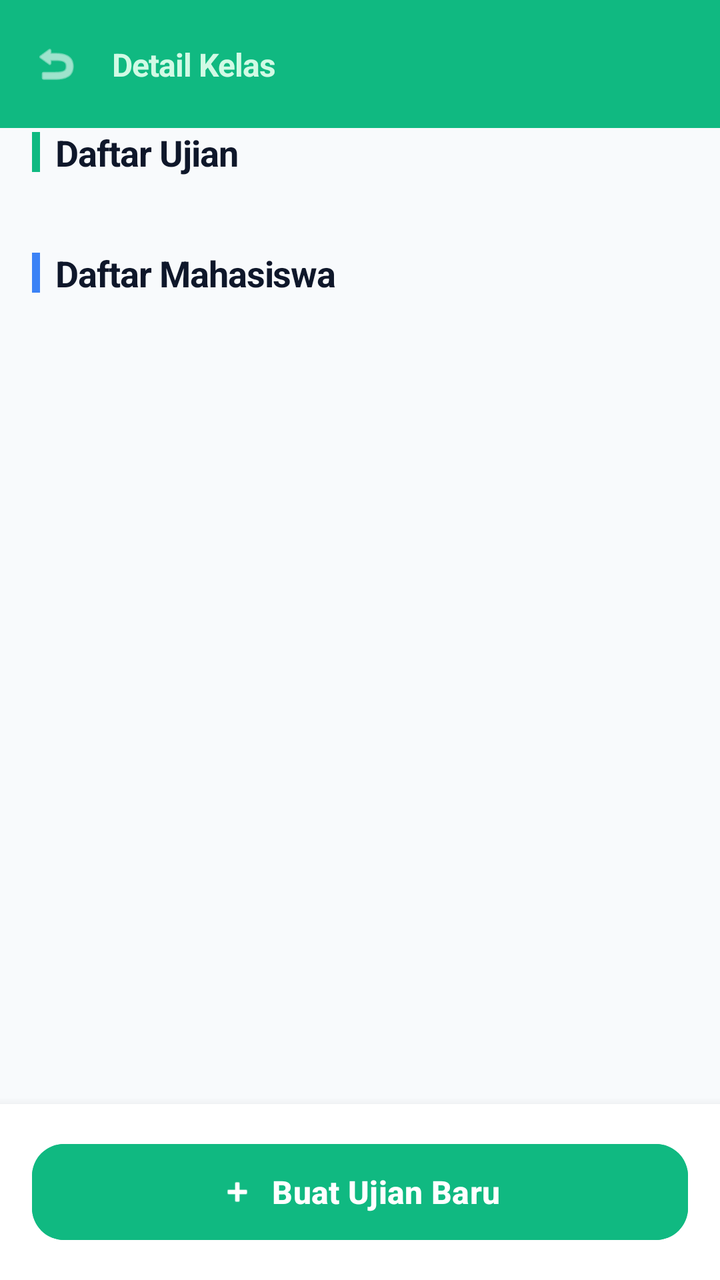
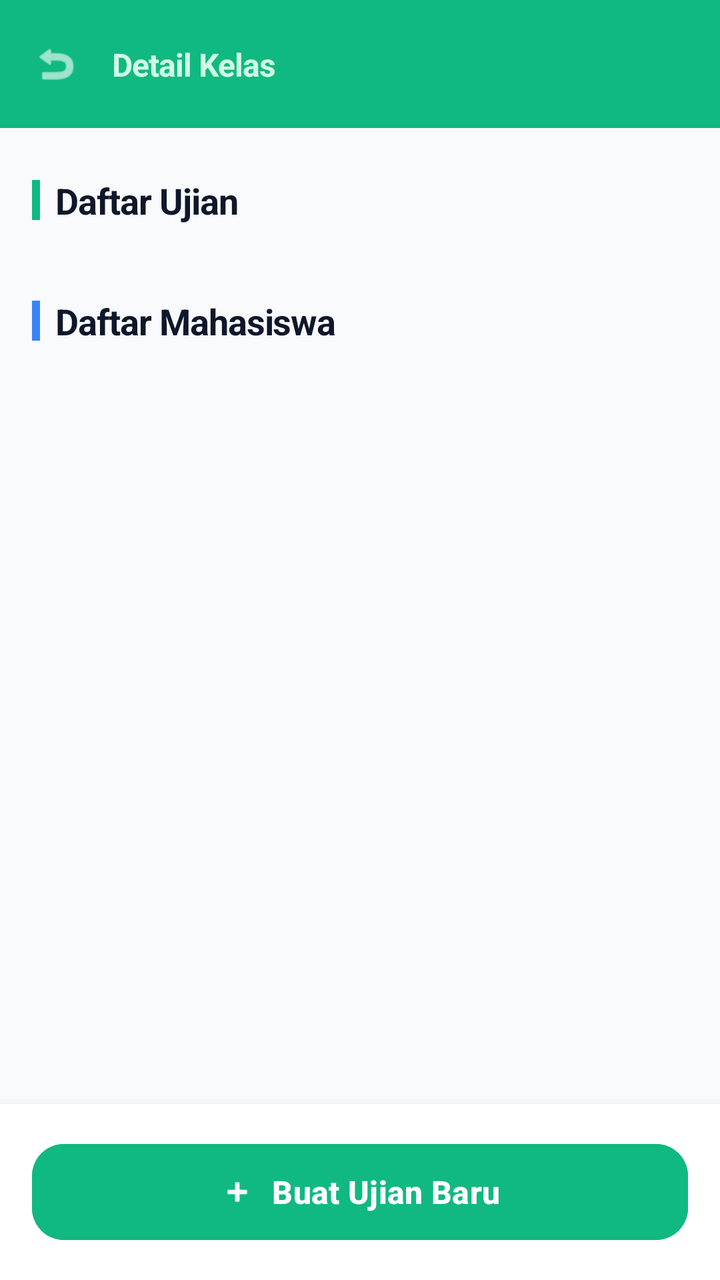

Two renders of the same Android screen: before a commit and after it. Below are the layout's source before the change and the commit's diff.
<!-- AndroidManifest.xml: application theme Theme.IFUnjaniExam -->
<!-- res/layout/activity_dosen_class_detail.xml -->
<?xml version="1.0" encoding="utf-8"?>
<androidx.coordinatorlayout.widget.CoordinatorLayout xmlns:android="http://schemas.android.com/apk/res/android"
    xmlns:app="http://schemas.android.com/apk/res-auto"
    android:layout_width="match_parent"
    android:layout_height="match_parent"
    android:background="#F8FAFC">

    <com.google.android.material.appbar.AppBarLayout
        android:id="@+id/appBarLayout"
        android:layout_width="match_parent"
        android:layout_height="wrap_content"
        app:elevation="0dp"
        app:layout_constraintTop_toTopOf="parent">

        <androidx.constraintlayout.widget.ConstraintLayout
            android:id="@+id/topBar"
            android:layout_width="match_parent"
            android:layout_height="?attr/actionBarSize"
            android:background="#10B981">

            <ImageView
                android:id="@+id/btnBack"
                android:layout_width="40dp"
                android:layout_height="40dp"
                android:layout_marginStart="8dp"
                android:padding="8dp"
                android:src="@android:drawable/ic_menu_revert"
                app:tint="#FFFFFF"
                android:background="?attr/selectableItemBackgroundBorderless"
                android:clickable="true"
                android:focusable="true"
                app:layout_constraintBottom_toBottomOf="parent"
                app:layout_constraintStart_toStartOf="parent"
                app:layout_constraintTop_toTopOf="parent" />

            <TextView
                android:layout_width="wrap_content"
                android:layout_height="wrap_content"
                android:layout_marginStart="8dp"
                android:text="Detail Kelas"
                android:textColor="#D1FAE5"
                android:textSize="16sp"
                android:textStyle="bold"
                android:letterSpacing="-0.02"
                app:layout_constraintBottom_toBottomOf="parent"
                app:layout_constraintStart_toEndOf="@id/btnBack"
                app:layout_constraintTop_toTopOf="parent" />
        </androidx.constraintlayout.widget.ConstraintLayout>
    </com.google.android.material.appbar.AppBarLayout>

    <androidx.core.widget.NestedScrollView
        android:id="@+id/scrollContent"
        android:layout_width="match_parent"
        android:layout_height="match_parent"
        app:layout_behavior="@string/appbar_scrolling_view_behavior">

        <LinearLayout
            android:layout_width="match_parent"
            android:layout_height="wrap_content"
            android:orientation="vertical"
            android:paddingHorizontal="16dp"
            android:paddingTop="0dp"
            android:paddingBottom="100dp">

            <LinearLayout
                android:id="@+id/headerContent"
                android:layout_width="match_parent"
                android:layout_height="wrap_content"
                android:paddingHorizontal="16dp"
                android:paddingTop="16dp"
                android:paddingBottom="24dp"
                android:background="#10B981"
                android:orientation="vertical"
                android:visibility="gone">
                <TextView
                    android:id="@+id/tvClassName"
                    android:layout_width="match_parent"
                    android:layout_height="wrap_content"
                    android:text="Nama Kelas"
                    android:textColor="#FFFFFF"
                    android:textSize="24sp"
                    android:textStyle="bold"
                    android:letterSpacing="-0.02" />

                <TextView
                    android:id="@+id/tvCourseName"
                    android:layout_width="wrap_content"
                    android:layout_height="wrap_content"
                    android:layout_marginTop="4dp"
                    android:textColor="#D1FAE5"
                    android:textSize="15sp" />

                <LinearLayout
                    android:layout_width="match_parent"
                    android:layout_height="wrap_content"
                    android:orientation="horizontal"
                    android:layout_marginTop="12dp">

                    <TextView
                        android:id="@+id/tvStudentCount"
                        android:layout_width="wrap_content"
                        android:layout_height="wrap_content"
                        android:background="@drawable/badge_teal"
                        android:backgroundTint="#059669"
                        android:paddingHorizontal="12dp"
                        android:paddingVertical="6dp"
                        android:textColor="#FFFFFF"
                        android:textSize="12sp"
                        android:layout_marginEnd="8dp" />

                    <TextView
                        android:id="@+id/tvSemester"
                        android:layout_width="wrap_content"
                        android:layout_height="wrap_content"
                        android:background="@drawable/badge_green"
                        android:backgroundTint="#047857"
                        android:paddingHorizontal="12dp"
                        android:paddingVertical="6dp"
                        android:textColor="#FFFFFF"
                        android:textSize="12sp" />
                </LinearLayout>
            </LinearLayout>

            <LinearLayout
                android:layout_width="match_parent"
                android:layout_height="wrap_content"
                android:gravity="center_vertical"
                android:orientation="horizontal"
                android:layout_marginBottom="12dp">

                <View
                    android:layout_width="4dp"
                    android:layout_height="20dp"
                    android:background="#10B981"
                    android:layout_marginEnd="8dp"
                    app:cornerRadius="2dp" />

                <TextView
                    android:layout_width="wrap_content"
                    android:layout_height="wrap_content"
                    android:text="Daftar Ujian"
                    android:textColor="#0F172A"
                    android:textSize="18sp"
                    android:textStyle="bold"
                    android:letterSpacing="-0.02" />
            </LinearLayout>

            <androidx.recyclerview.widget.RecyclerView
                android:id="@+id/rvExams"
                android:layout_width="match_parent"
                android:layout_height="wrap_content"
                android:nestedScrollingEnabled="false" />

            <TextView
                android:id="@+id/tvEmptyExams"
                android:layout_width="match_parent"
                android:layout_height="wrap_content"
                android:gravity="center"
                android:paddingVertical="12dp"
                android:text="Belum ada ujian di kelas ini"
                android:textColor="#64748B"
                android:textSize="14sp"
                android:visibility="gone" />

            
            <LinearLayout
                android:layout_width="match_parent"
                android:layout_height="wrap_content"
                android:gravity="center_vertical"
                android:orientation="horizontal"
                android:layout_marginTop="24dp"
                android:layout_marginBottom="12dp">

                <View
                    android:layout_width="4dp"
                    android:layout_height="20dp"
                    android:background="#3B82F6"
                    android:layout_marginEnd="8dp"
                    app:cornerRadius="2dp" />

                <TextView
                    android:layout_width="wrap_content"
                    android:layout_height="wrap_content"
                    android:text="Daftar Mahasiswa"
                    android:textColor="#0F172A"
                    android:textSize="18sp"
                    android:textStyle="bold"
                    android:letterSpacing="-0.02" />
            </LinearLayout>

            <androidx.recyclerview.widget.RecyclerView
                android:id="@+id/rvStudents"
                android:layout_width="match_parent"
                android:layout_height="wrap_content"
                android:nestedScrollingEnabled="false" />

            <TextView
                android:id="@+id/tvEmptyStudents"
                android:layout_width="match_parent"
                android:layout_height="wrap_content"
                android:gravity="center"
                android:paddingVertical="12dp"
                android:text="Belum ada mahasiswa di kelas ini"
                android:textColor="#64748B"
                android:textSize="14sp"
                android:visibility="gone" />

        </LinearLayout>
    </androidx.core.widget.NestedScrollView>

    <LinearLayout
        android:id="@+id/bottomBar"
        android:layout_width="match_parent"
        android:layout_height="wrap_content"
        android:layout_gravity="bottom"
        android:background="#FFFFFF"
        android:elevation="8dp"
        android:padding="16dp">

        <com.google.android.material.button.MaterialButton
            android:id="@+id/btnCreateExam"
            android:layout_width="match_parent"
            android:layout_height="56dp"
            android:text="Buat Ujian Baru"
            android:backgroundTint="#10B981"
            android:textColor="#FFFFFF"
            android:textSize="16sp"
            android:textStyle="bold"
            app:icon="@android:drawable/ic_input_add"
            app:iconTint="#FFFFFF"
            app:iconGravity="textStart"
            app:cornerRadius="16dp" />
    </LinearLayout>

    
    <ProgressBar
        android:id="@+id/progressBar"
        android:layout_width="wrap_content"
        android:layout_height="wrap_content"
        android:layout_gravity="center"
        android:indeterminateTint="#10B981"
        android:visibility="gone" />

</androidx.coordinatorlayout.widget.CoordinatorLayout>
<!-- resources referenced by this layout -->
<resources>
  <!-- drawable badge_green (drawable) -->
  <?xml version="1.0" encoding="utf-8"?>
  <shape xmlns:android="http://schemas.android.com/apk/res/android"
      android:shape="rectangle">
      <solid android:color="#27ae60" />
      <corners android:radius="20dp" />
  </shape>
  <!-- drawable badge_teal (drawable) -->
  <?xml version="1.0" encoding="utf-8"?>
  <shape xmlns:android="http://schemas.android.com/apk/res/android"
      android:shape="rectangle">
      <solid android:color="#1abc9c" />
      <corners android:radius="20dp" />
  </shape>
  <style name="Theme.IFUnjaniExam" parent="Base.Theme.IFUnjaniExam" />
  <style name="Base.Theme.IFUnjaniExam" parent="Theme.Material3.DayNight.NoActionBar">
          
          
      </style>
</resources>

<!-- the commit's change to res/layout/activity_dosen_class_detail.xml (unified diff, before → after) -->
@@ -58,7 +58,7 @@
             android:layout_width="match_parent"
             android:layout_height="wrap_content"
             android:orientation="vertical"
-            android:paddingHorizontal="16dp"
+            android:paddingHorizontal="0dp"
             android:paddingTop="0dp"
             android:paddingBottom="100dp">
 
@@ -121,12 +121,20 @@
                 </LinearLayout>
             </LinearLayout>
 
+            
             <LinearLayout
                 android:layout_width="match_parent"
                 android:layout_height="wrap_content"
-                android:gravity="center_vertical"
-                android:orientation="horizontal"
-                android:layout_marginBottom="12dp">
+                android:orientation="vertical"
+                android:paddingHorizontal="16dp"
+                android:paddingTop="24dp">
+
+                <LinearLayout
+                    android:layout_width="match_parent"
+                    android:layout_height="wrap_content"
+                    android:gravity="center_vertical"
+                    android:orientation="horizontal"
+                    android:layout_marginBottom="12dp">
 
                 <View
                     android:layout_width="4dp"
@@ -194,7 +202,7 @@
                 android:layout_height="wrap_content"
                 android:nestedScrollingEnabled="false" />
 
-            <TextView
+                <TextView
                 android:id="@+id/tvEmptyStudents"
                 android:layout_width="match_parent"
                 android:layout_height="wrap_content"
@@ -204,6 +212,8 @@
                 android:textColor="#64748B"
                 android:textSize="14sp"
                 android:visibility="gone" />
+
+            </LinearLayout>
 
         </LinearLayout>
     </androidx.core.widget.NestedScrollView>
